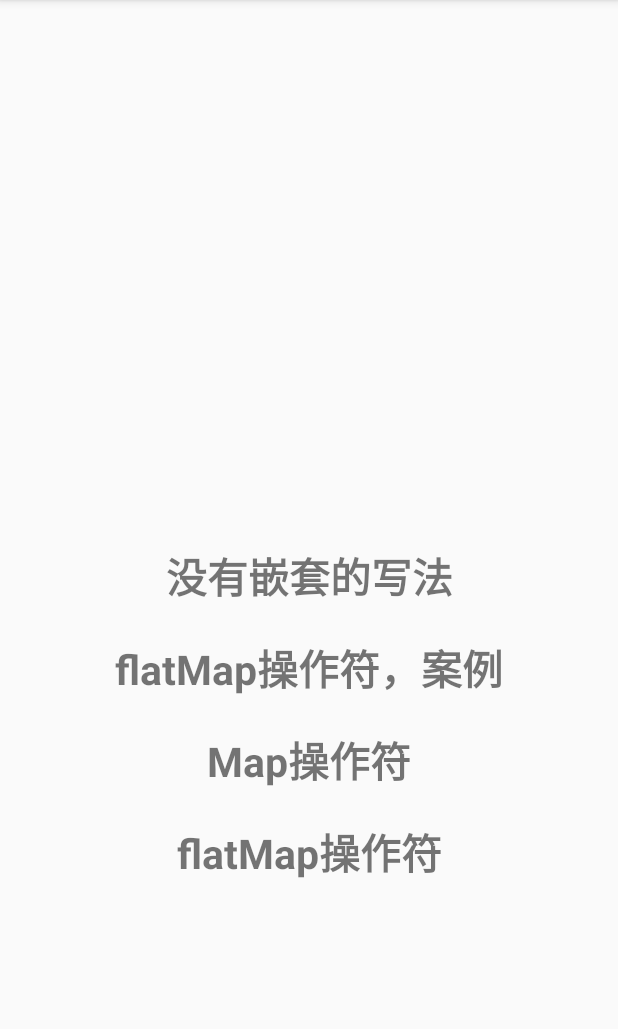
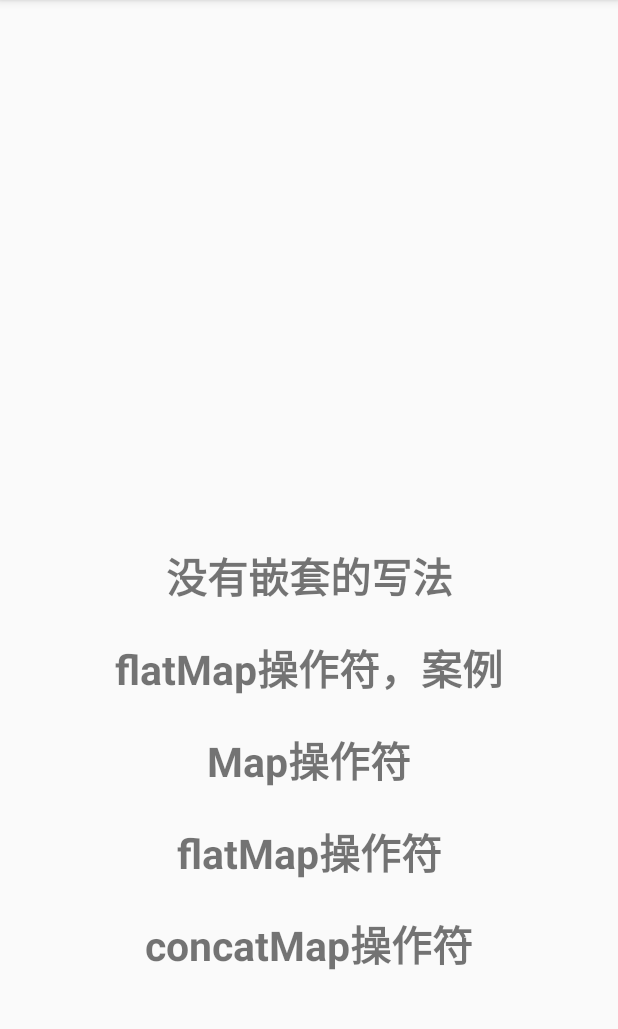
Before and after one commit to picliu/RxJavaStudyNet, an Android app: the NestingActivity screen opened directly, with no data from a screen before it, on a phone screen of 412 x 824 dp, the part 84-1113 px from its top. Run offline under Robolectric (Android 15) with nearby library versions, the phone set to English and light mode, and no system bars; our stand-ins replace RxJava.

Commit message:
1.concatMap练习

```diff
--- a/app/src/main/res/layout/activity_nesting.xml
+++ b/app/src/main/res/layout/activity_nesting.xml
@@ -53,4 +53,18 @@
         app:layout_constraintEnd_toEndOf="parent"
         app:layout_constraintStart_toStartOf="parent"
         app:layout_constraintTop_toBottomOf="@+id/tv_nesting_for_map" />
+
+
+
+    <TextView
+        android:id="@+id/tv_nesting_for_concatMap"
+        android:layout_width="wrap_content"
+        android:layout_height="wrap_content"
+        android:layout_marginTop="20dp"
+        android:text="concatMap操作符"
+        android:textSize="27sp"
+        android:textStyle="bold"
+        app:layout_constraintEnd_toEndOf="parent"
+        app:layout_constraintStart_toStartOf="parent"
+        app:layout_constraintTop_toBottomOf="@+id/tv_nesting_for_flatmap" />
 </android.support.constraint.ConstraintLayout>
```
Also changed, not shown: app/src/main/java/com/example/administrator/rxjavastudy/NestingActivity.java (+35 -2 lines).
